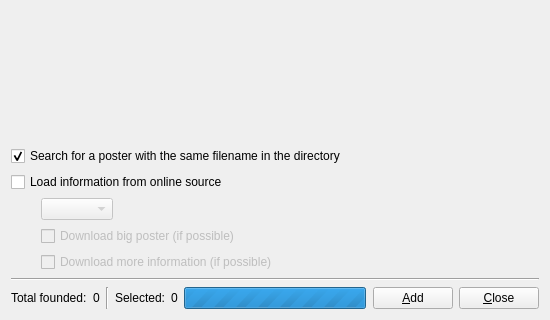
This is src/scanner/filmscannerwindow.ui in eugene-melnik/alexandra as Qt 5 draws it before an edit; both pictures show x 0 to 550 and y 260 to 580 of the 550 by 580 pixel window. The edited form follows.
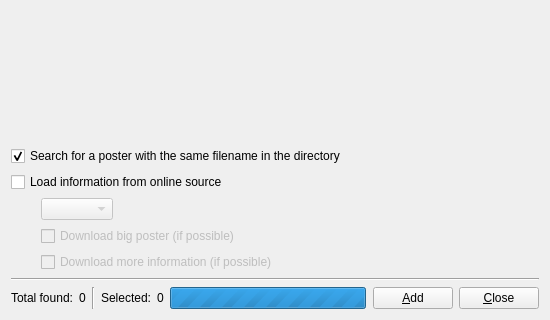
This is the edited form. Icons and pictures are not drawn. Custom widgets are drawn as their Qt base class.

Diff of the .ui file:
```diff
--- a/src/scanner/filmscannerwindow.ui
+++ b/src/scanner/filmscannerwindow.ui
@@ -215,7 +215,7 @@
      <item>
       <widget class="QLabel" name="labelTotalFounded">
        <property name="text">
-        <string>Total founded:</string>
+        <string>Total found:</string>
        </property>
       </widget>
      </item>
```
Left out of the diff: 10 changed lines with no effect on the pictures.
